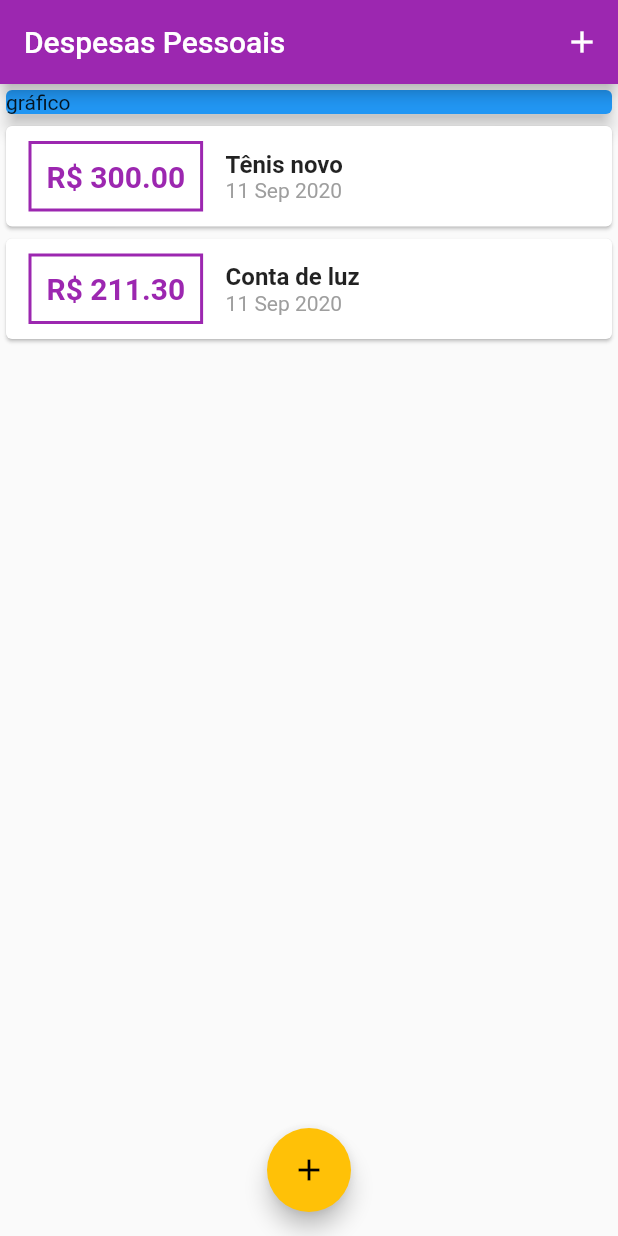
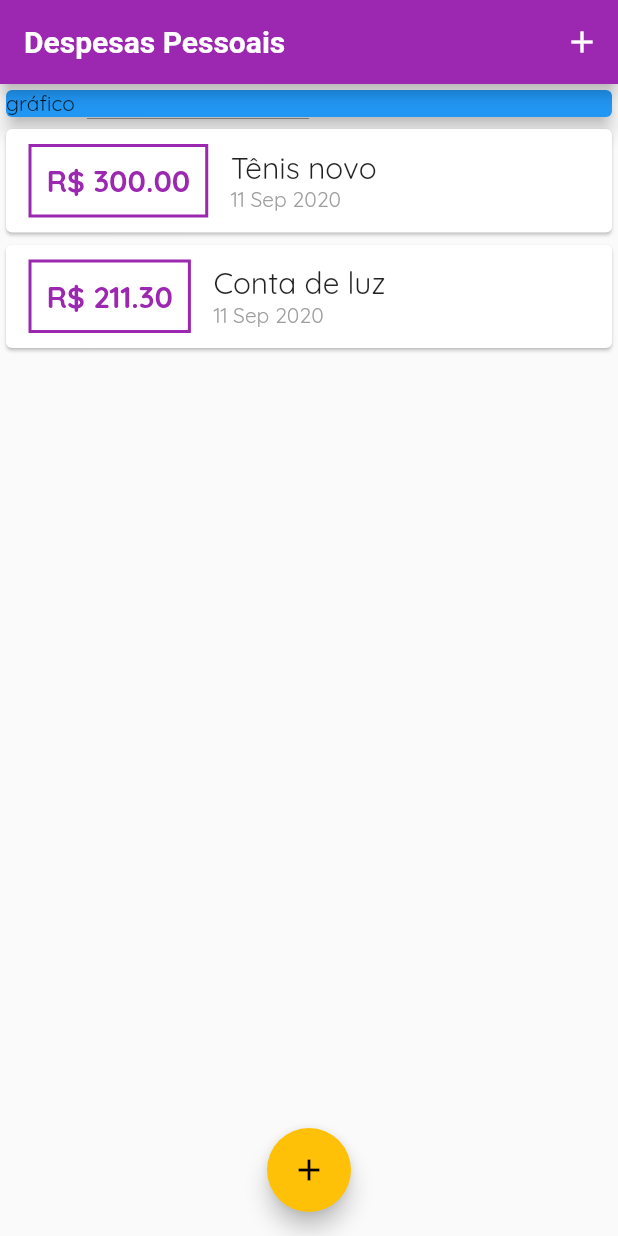
Before and after one commit to italosilva07/Udemy-Flutter-Cod3rCursosOnline-App_Despesas_Pessoais, a Flutter app: the screen it shows after launch, on a phone screen of 412 x 824 dp. Run offline on Flutter 3.47's test engine with Material 2 defaults, Android fonts, the phone set to English and light mode, and no system bars; Roboto replaces fonts that are missing (OpenSans).

Commit message:
Adicinando fonts, assests e aplicando fonts

```diff
--- a/lib/components/transaction_list.dart
+++ b/lib/components/transaction_list.dart
@@ -41,10 +41,7 @@ class TransctionList extends StatelessWidget {
                   children: <Widget>[
                     Text(
                       tr.title,
-                      style: TextStyle(
-                        fontSize: 16,
-                        fontWeight: FontWeight.bold,
-                      ),
+                      style: Theme.of(context).textTheme.title,
                     ),
                     Text(
                       DateFormat('d MMM y').format(tr.date),
--- a/lib/main.dart
+++ b/lib/main.dart
@@ -14,9 +14,18 @@ class ExpensesApp extends StatelessWidget {
     return MaterialApp(
       home: MyHomePage(),
       theme: ThemeData(
-        primarySwatch: Colors.purple,
-        accentColor: Colors.amber,
-      ),
+          appBarTheme: AppBarTheme(
+            textTheme: ThemeData.light().textTheme.copyWith(
+                  title: TextStyle(
+                    fontFamily: 'OpenSans',
+                    fontSize: 20,
+                    fontWeight: FontWeight.w700,
+                  ),
+                ),
+          ),
+          primarySwatch: Colors.purple,
+          accentColor: Colors.amber,
+          fontFamily: 'Quicksand'),
     );
   }
 }
@@ -70,7 +79,9 @@ class _MyHomePageState extends State<MyHomePage> {
   Widget build(BuildContext context) {
     return Scaffold(
       appBar: AppBar(
-        title: Text("Despesas Pessoais"),
+        title: Text(
+          "Despesas Pessoais",
+        ),
         actions: <Widget>[
           IconButton(
             icon: Icon(Icons.add),
```
Also changed, not shown: pubspec.yaml (+11 -6 lines), assts/fonts/OpenSans-Bold.ttf (added), assts/fonts/OpenSans-Regular.ttf (added), assts/fonts/Quicksand-Bold.ttf (added), assts/fonts/Quicksand-Light.ttf (added), assts/fonts/Quicksand-Medium.ttf (added), assts/fonts/Quicksand-Regular.ttf (added).
